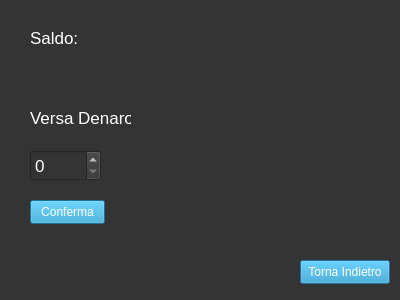
Before: the Qt Designer form Viste/Cliente/GUI/portafoglio.ui in GiulianiM/Noleggio, drawn with Qt 5.
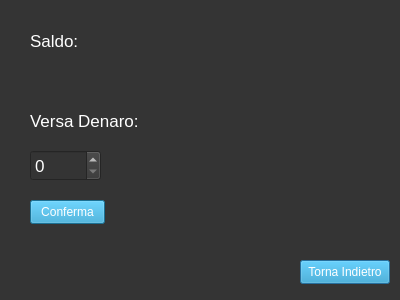
After: the same form once the commit is applied. Icons and pictures are not drawn.

What changed in the file:
```diff
--- a/Viste/Cliente/GUI/portafoglio.ui
+++ b/Viste/Cliente/GUI/portafoglio.ui
@@ -44,7 +44,7 @@
      <x>30</x>
      <y>30</y>
      <width>61</width>
-     <height>16</height>
+     <height>21</height>
     </rect>
    </property>
    <property name="font">
@@ -64,8 +64,8 @@
     <rect>
      <x>110</x>
      <y>30</y>
-     <width>49</width>
-     <height>16</height>
+     <width>111</width>
+     <height>21</height>
     </rect>
    </property>
    <property name="font">
@@ -103,8 +103,8 @@
     <rect>
      <x>30</x>
      <y>110</y>
-     <width>101</width>
-     <height>16</height>
+     <width>151</width>
+     <height>21</height>
     </rect>
    </property>
    <property name="font">
@@ -116,7 +116,7 @@
     <string notr="true">color: rgb(255, 255, 255);</string>
    </property>
    <property name="text">
-    <string>Versa Denaro</string>
+    <string>Versa Denaro:</string>
    </property>
   </widget>
   <widget class="QPushButton" name="confirm_button">
```
